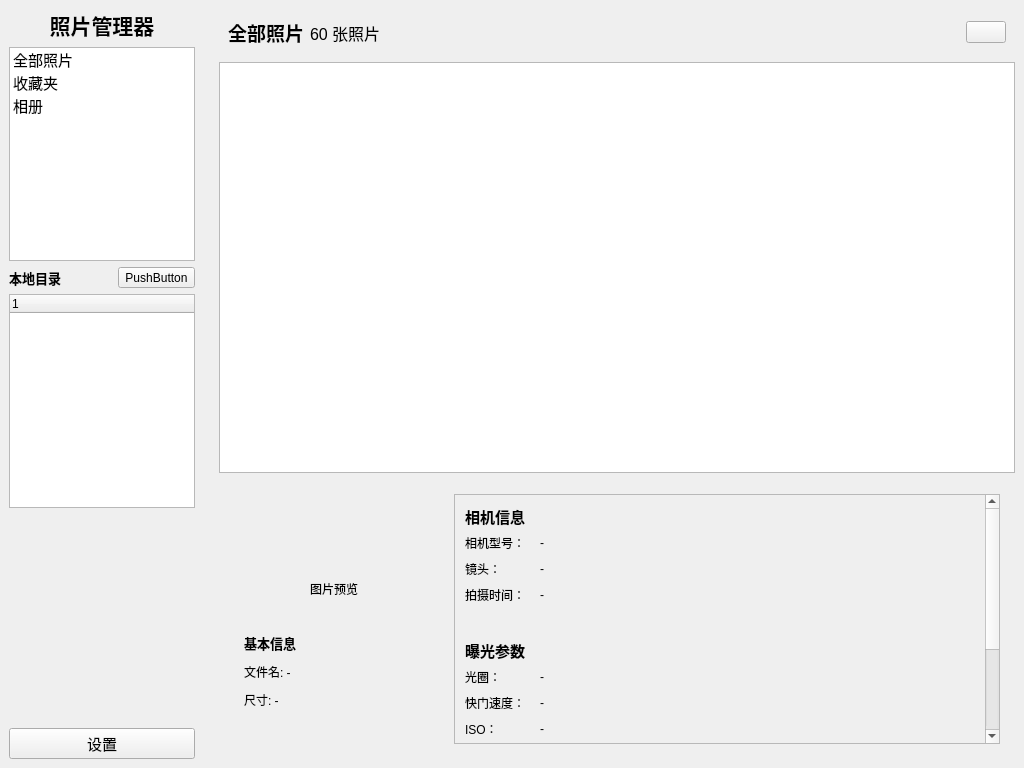
This is main.ui in Gxstar/ImageManager as Qt 5 draws it before an edit. The edited form follows.
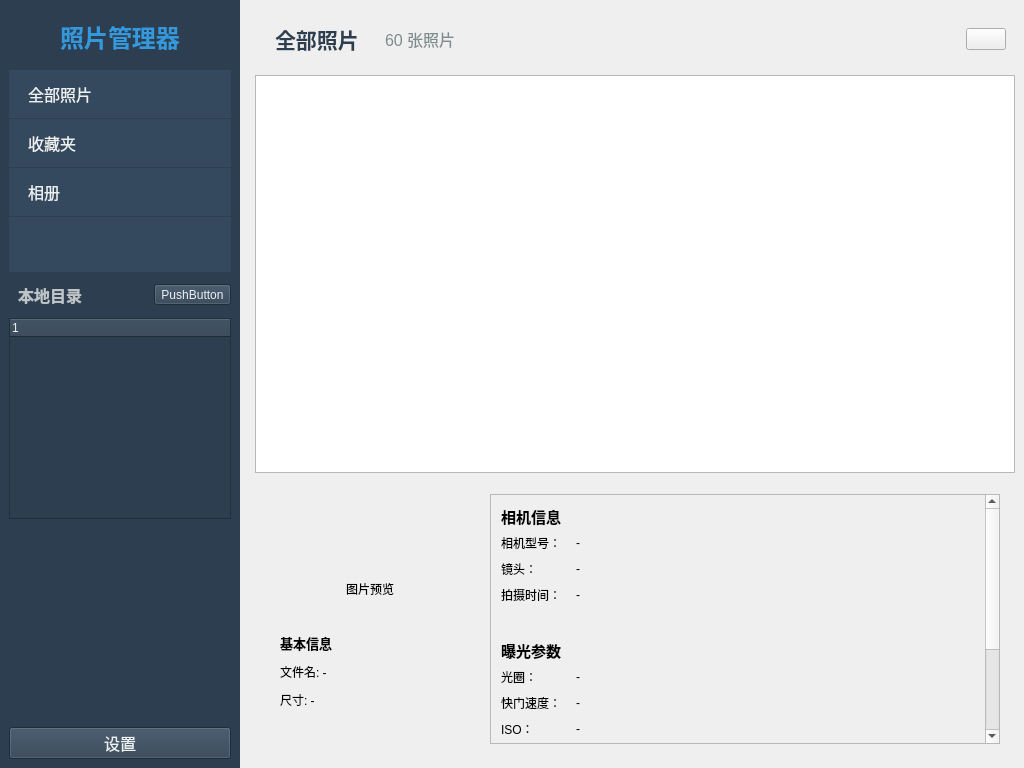
This is the edited form. Icons and pictures are not drawn.

Diff of the .ui file:
```diff
--- a/main.ui
+++ b/main.ui
@@ -31,22 +31,26 @@
      <widget class="QWidget" name="left_sidebar" native="true">
       <property name="minimumSize">
        <size>
-        <width>200</width>
+        <width>240</width>
         <height>0</height>
        </size>
       </property>
       <property name="maximumSize">
        <size>
-        <width>250</width>
+        <width>280</width>
         <height>16777215</height>
        </size>
       </property>
+      <property name="styleSheet">
+       <string notr="true">background-color: #2c3e50; color: #ecf0f1;</string>
+      </property>
       <layout class="QVBoxLayout" name="verticalLayout_2">
        <item>
         <widget class="QLabel" name="label_title">
          <property name="font">
           <font>
-           <pointsize>16</pointsize>
+           <pointsize>18</pointsize>
+           <weight>75</weight>
            <bold>true</bold>
           </font>
          </property>
@@ -56,21 +60,46 @@
          <property name="alignment">
           <set>Qt::AlignmentFlag::AlignCenter</set>
          </property>
+         <property name="styleSheet">
+          <string notr="true">color: #3498db; padding: 10px;</string>
+         </property>
         </widget>
        </item>
        <item>
         <widget class="QListWidget" name="listWidget_main_nav">
          <property name="font">
           <font>
-           <pointsize>11</pointsize>
+           <pointsize>12</pointsize>
           </font>
          </property>
          <property name="iconSize">
           <size>
-           <width>20</width>
-           <height>20</height>
+           <width>24</width>
+           <height>24</height>
           </size>
          </property>
+         <property name="styleSheet">
+          <string notr="true">
+QListWidget {
+    background-color: #34495e;
+    border: none;
+    outline: none;
+}
+QListWidget::item {
+    color: #ecf0f1;
+    padding: 12px 16px;
+    border-bottom: 1px solid #2c3e50;
+}
+QListWidget::item:selected {
+    background-color: #3498db;
+    color: white;
+    border-left: 4px solid #2980b9;
+}
+QListWidget::item:hover {
+    background-color: #3d566e;
+}
+          </string>
+         </property>
          <item>
           <property name="text">
            <string>全部照片</string>
@@ -106,13 +135,17 @@
           <widget class="QLabel" name="label_local_dir">
            <property name="font">
             <font>
-             <pointsize>10</pointsize>
+             <pointsize>12</pointsize>
+             <weight>75</weight>
              <bold>true</bold>
             </font>
            </property>
            <property name="text">
             <string>本地目录</string>
            </property>
+           <property name="styleSheet">
+            <string notr="true">color: #bdc3c7; padding: 5px;</string>
+           </property>
           </widget>
          </item>
          <item>
@@ -166,7 +199,7 @@
         <widget class="QPushButton" name="pushButton_settings">
          <property name="font">
           <font>
-           <pointsize>11</pointsize>
+           <pointsize>12</pointsize>
           </font>
          </property>
          <property name="text">
@@ -197,13 +230,17 @@
            <widget class="QLabel" name="label_all_photos">
             <property name="font">
              <font>
-              <pointsize>14</pointsize>
+              <pointsize>16</pointsize>
+              <weight>75</weight>
               <bold>true</bold>
              </font>
             </property>
             <property name="text">
              <string>全部照片</string>
             </property>
+            <property name="styleSheet">
+             <string notr="true">color: #2c3e50; padding: 5px;</string>
+            </property>
            </widget>
           </item>
           <item>
@@ -216,6 +253,9 @@
             <property name="text">
              <string>60 张照片</string>
             </property>
+            <property name="styleSheet">
+             <string notr="true">color: #7f8c8d; padding: 5px;</string>
+            </property>
            </widget>
           </item>
           <item>
```
